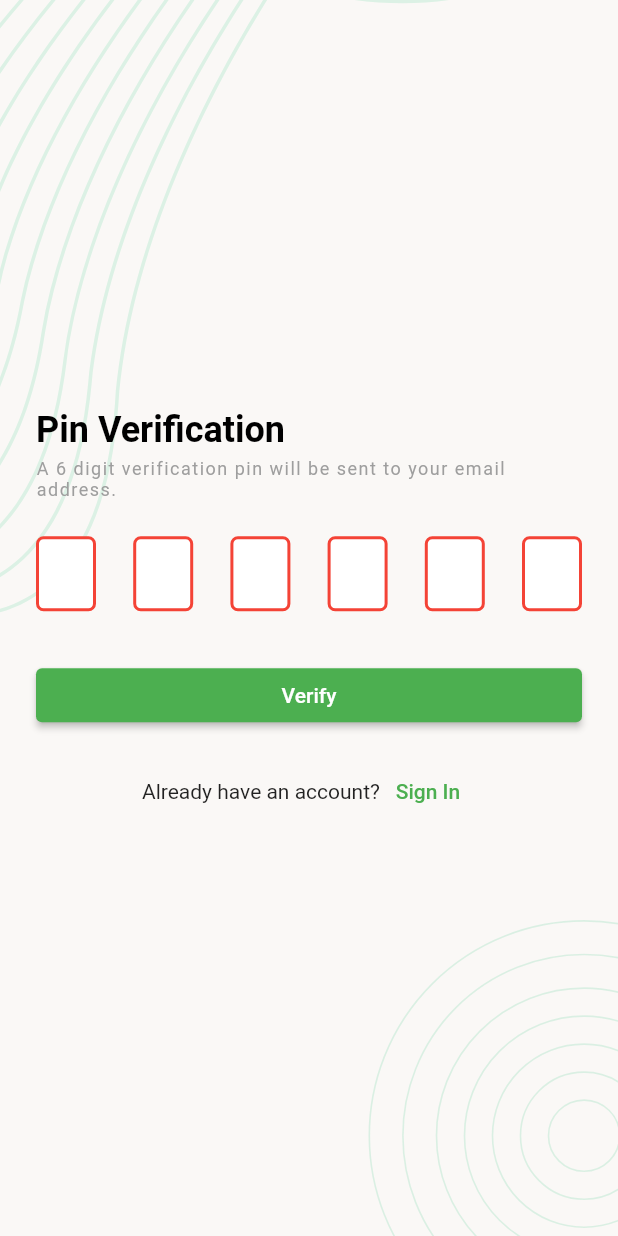
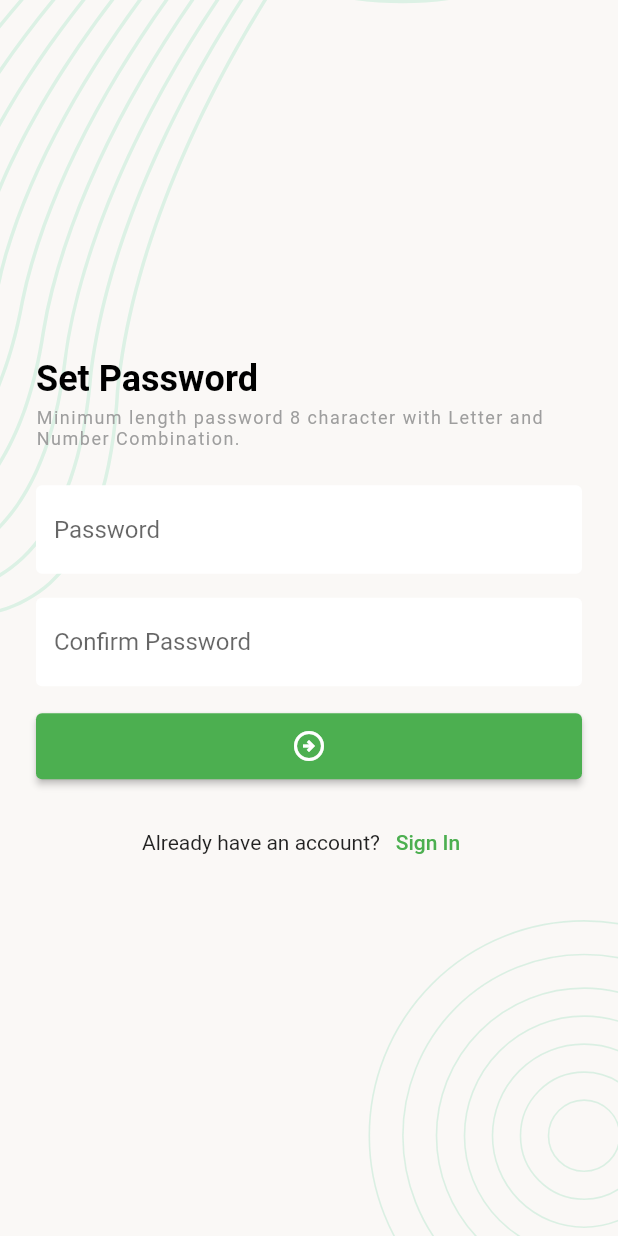
Before and after one commit to arif-srabon/TaskManager, a Flutter app: the OtpVerificationScreen screen opened directly, after a tap on "Verify", on a phone screen of 412 x 824 dp. Run offline on Flutter 3.47's test engine with Material 2 defaults, Android fonts, the phone set to English and light mode, and no system bars; drawn by our look-alikes of pin_code_fields; our stand-ins replace flutter_svg.

Commit message:
reset password screen done

```diff
--- a/lib/main.dart
+++ b/lib/main.dart
@@ -13,7 +13,7 @@ class TaskManagerApp extends StatelessWidget {
   @override
   Widget build(BuildContext context) {
     return MaterialApp(
-      home: LoginScreen(),
+      home: SplashScreen(),
     );
   }
 }
--- a/lib/ui/screens/otp_verification_screen.dart
+++ b/lib/ui/screens/otp_verification_screen.dart
@@ -1,6 +1,7 @@
 import 'package:flutter/material.dart';
 import 'package:pin_code_fields/pin_code_fields.dart';
 import 'package:task_manager/ui/screens/login.dart';
+import 'package:task_manager/ui/screens/reset_password_screen.dart';
 import 'package:task_manager/ui/utils/text_styles.dart';
 import 'package:task_manager/ui/widgets/app_elevated_button.dart';
 import 'package:task_manager/ui/widgets/app_text_button_widget.dart';
@@ -75,7 +76,9 @@ class _OtpVerificationScreenState extends State<OtpVerificationScreen> {
                 const SizedBox(
                   height: 16,
                 ),
-                AppElevatedButton(child: Text('Verify'), onTap: () {}),
+                AppElevatedButton(child: Text('Verify'), onTap: () {
+                  Navigator.push(context, MaterialPageRoute(builder: (context) => ResetPasswordScreen()));
+                }),
                 const SizedBox(
                   height: 16,
                 ),
--- /dev/null
+++ b/lib/ui/screens/reset_password_screen.dart
@@ -0,0 +1,79 @@
+import 'package:flutter/material.dart';
+import 'package:task_manager/ui/screens/login.dart';
+import 'package:task_manager/ui/screens/sign_up_screen.dart';
+import 'package:task_manager/ui/screens/verify_with_email_screen.dart';
+import 'package:task_manager/ui/utils/text_styles.dart';
+import 'package:task_manager/ui/widgets/app_elevated_button.dart';
+import 'package:task_manager/ui/widgets/app_text_button_widget.dart';
+import 'package:task_manager/ui/widgets/app_text_field_widget.dart';
+import 'package:task_manager/ui/widgets/screen_background_widget.dart';
+
+class ResetPasswordScreen extends StatefulWidget {
+  const ResetPasswordScreen({Key? key}) : super(key: key);
+
+  @override
+  State<ResetPasswordScreen> createState() => _ResetPasswordScreenState();
+}
+
+class _ResetPasswordScreenState extends State<ResetPasswordScreen> {
+  @override
+  Widget build(BuildContext context) {
+    return Scaffold(
+      body: ScreenBackgroud(
+          widget: Padding(
+            padding: const EdgeInsets.all(24.0),
+            child: Column(
+              crossAxisAlignment: CrossAxisAlignment.start,
+              mainAxisAlignment: MainAxisAlignment.center,
+              children: [
+                Text(
+                  'Set Password',
+                  style: screenTitleTextStyle,
+                ),
+                const SizedBox(
+                  height: 5,
+                ),
+                Text(
+                  'Minimum length password 8 character with Letter and Number Combination.',
+                  style: screenSubTitleTextStyle,
+                ),
+                const SizedBox(
+                  height: 24,
+                ),
+                AppTextFieldWidget(
+                  hintText: 'Password',
+                  controller: TextEditingController(),
+                  obscureText: true,
+                ),
+                const SizedBox(
+                  height: 16,
+                ),
+                AppTextFieldWidget(
+                  hintText: 'Confirm Password',
+                  controller: TextEditingController(),
+                  obscureText: true,
+                ),
+                const SizedBox(
+                  height: 16,
+                ),
+                AppElevatedButton(
+                  child: Icon(Icons.arrow_circle_right_outlined),
+                  onTap: () {},
+                ),
+                const SizedBox(
+                  height: 16,
+                ),
+                AppTextButton(
+                  textTitle: "Already have an account?",
+                  textButton: "Sign In",
+                  onTap: () {
+                    Navigator.push(context,
+                        MaterialPageRoute(builder: (context) => LoginScreen()));
+                  },
+                ),
+              ],
+            ),
+          )),
+    );
+  }
+}
--- a/lib/ui/screens/splash_screen.dart
+++ b/lib/ui/screens/splash_screen.dart
@@ -1,5 +1,6 @@
 import 'package:flutter/material.dart';
 import 'package:flutter_svg/flutter_svg.dart';
+import 'package:task_manager/ui/screens/login.dart';
 import 'package:task_manager/ui/widgets/screen_background_widget.dart';
 
 class SplashScreen extends StatefulWidget {
@@ -10,6 +11,19 @@ class SplashScreen extends StatefulWidget {
 }
 
 class _SplashScreenState extends State<SplashScreen> {
+
+  void initState() {
+    super.initState();
+    Future.delayed(Duration(seconds: 3), () {
+      Navigator.pushReplacement(
+        context,
+        MaterialPageRoute(
+          builder: (context) => LoginScreen(),
+        ),
+      );
+    });
+  }
+
   @override
   Widget build(BuildContext context) {
     return Scaffold(
```
